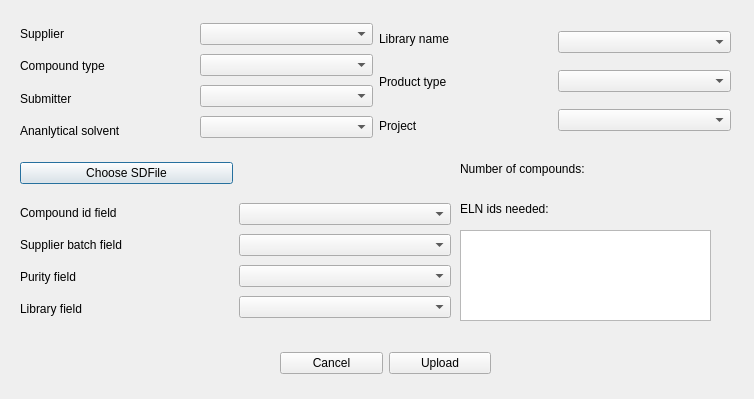
Qt form chemReg/sdfReg.ui (dahlbma/scarab_tornado) before a commit.
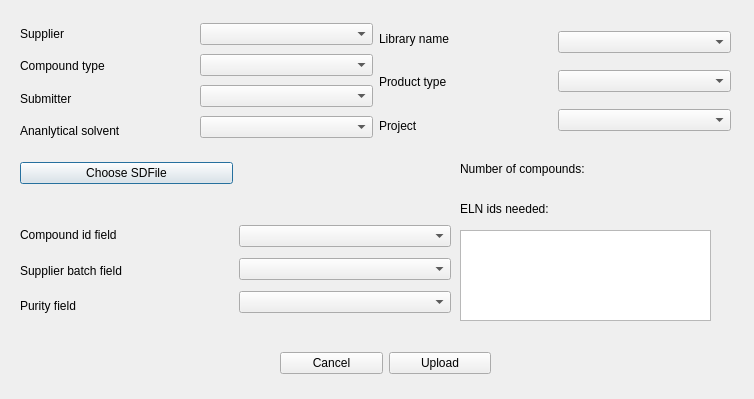
The same form after that commit.

```diff
--- a/chemReg/sdfReg.ui
+++ b/chemReg/sdfReg.ui
@@ -17,9 +17,9 @@
    <property name="geometry">
     <rect>
      <x>20</x>
-     <y>200</y>
+     <y>220</y>
      <width>431</width>
-     <height>122</height>
+     <height>101</height>
     </rect>
    </property>
    <layout class="QHBoxLayout" name="horizontalLayout_5">
@@ -61,18 +61,6 @@
         </property>
        </widget>
       </item>
-      <item>
-       <widget class="QLabel" name="label_11">
-        <property name="font">
-         <font>
-          <pointsize>9</pointsize>
-         </font>
-        </property>
-        <property name="text">
-         <string>Library field</string>
-        </property>
-       </widget>
-      </item>
      </layout>
     </item>
     <item>
@@ -104,15 +92,6 @@
         </property>
        </widget>
       </item>
-      <item>
-       <widget class="QComboBox" name="libraryname_cb">
-        <property name="font">
-         <font>
-          <pointsize>9</pointsize>
-         </font>
-        </property>
-       </widget>
-      </item>
      </layout>
     </item>
    </layout>
```
